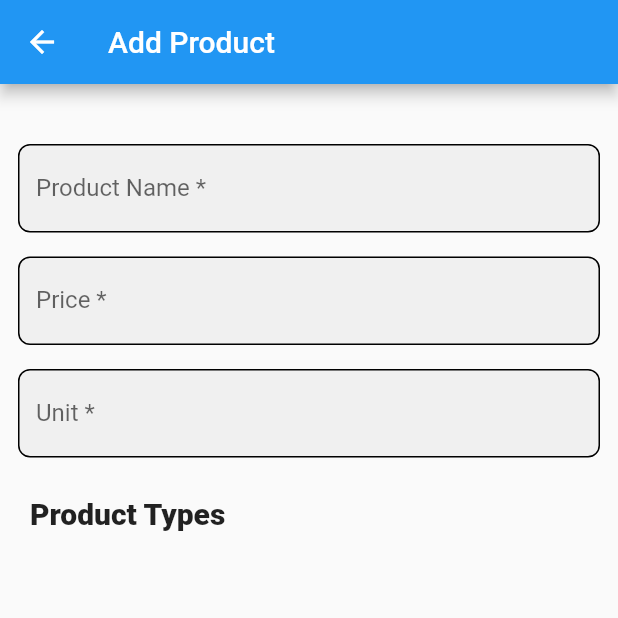
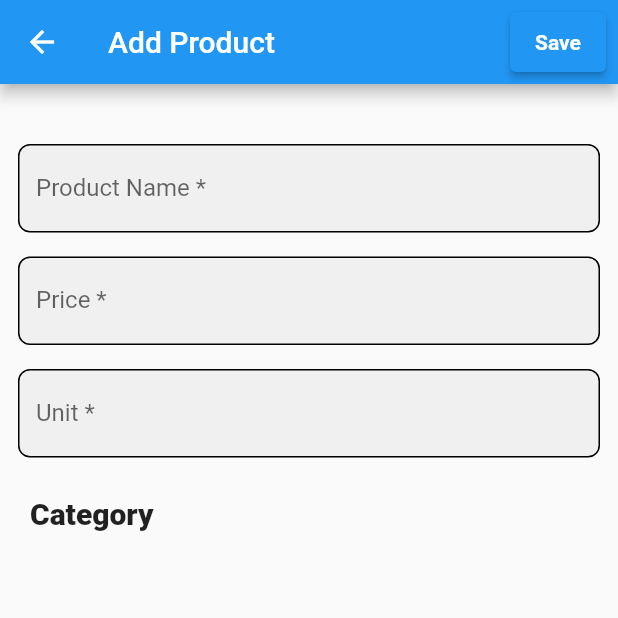
Before and after one commit to gfrednand/inventory_keeper, a Flutter app: the screen it shows after launch, after a tap on "Add", on a phone screen of 412 x 824 dp, the top half of it. Run offline on Flutter 3.47's test engine with Material 2 defaults, Android fonts, the phone set to English and light mode, and no system bars; our stand-ins replace cloud_firestore, firebase_core, get_it; accounts and stored records are empty.

Commit message:
some improvements

```diff
--- a/lib/main.dart
+++ b/lib/main.dart
@@ -3,13 +3,14 @@ import 'package:flutter/material.dart';
 import 'package:inventory_keeper/src/app.dart';
 import 'package:inventory_keeper/src/controllers/product_controller.dart';
 import 'package:inventory_keeper/src/controllers/product_type_controller.dart';
-import 'package:inventory_keeper/src/models/product_type.dart';
+import 'package:inventory_keeper/src/locator.dart';
 import 'package:inventory_keeper/src/settings/settings_controller.dart';
 import 'package:provider/provider.dart';
 
 Future<void> main() async {
   WidgetsFlutterBinding.ensureInitialized();
   await Firebase.initializeApp();
+  setupLocator();
   runApp(
     /// Providers are above [MyApp] instead of inside it, so that tests
     /// can use [MyApp] while mocking the providers
--- a/lib/src/api/firebase_repository.dart
+++ b/lib/src/api/firebase_repository.dart
@@ -87,8 +87,15 @@ class FireBaseRepository
   /// Fetching stream of data
   Stream<List<Map<String, dynamic>>> streamDataCollection() {
     final objs = <Map<String, dynamic>>[];
-    return ref!.snapshots(includeMetadataChanges: false).map((snapshot) {
-      for (final doc in snapshot.docs) {
+    return ref!.snapshots(includeMetadataChanges: false).map((asyncSnapshot) {
+      // final docSnapshot = asyncSnapshot.docChanges;
+      //  for (final change in docSnapshot) {
+      //    change.
+      //  }
+      // if (asyncSnapshot.docChanges.isNotEmpty) {}
+
+      for (final doc in asyncSnapshot.docs) {
+        // print('JAMANI ${doc.}');
         final obj = doc.data() as Map<String, dynamic>?;
         if (obj != null) {
           obj['id'] = doc.id;
@@ -99,3 +106,28 @@ class FireBaseRepository
     });
   }
 }
+
+
+        // final docSnapshot = asyncSnapshot.docChanges;
+
+
+        // for (final change in docSnapshot) {
+        //   final obj = change.doc.data() as Map<String, dynamic>?;
+        //   print('AAA ${change.doc.exists}');
+        //   if (obj != null) {
+        //     switch (change.type) {
+        //       case DocumentChangeType.added:
+        //         obj['id'] = change.doc.id;
+        //         obj['added'] = true;
+        //         objs.add(obj);
+        //         break;
+        //       case DocumentChangeType.modified:
+        //         obj['id'] = change.doc.id;
+        //         obj['modified'] = true;
+        //         objs.add(obj);
+        //         break;
+        //       case DocumentChangeType.removed:
+        //         break;
+        //     }
+        //   }
+        // }
--- a/lib/src/app.dart
+++ b/lib/src/app.dart
@@ -1,5 +1,7 @@
 import 'package:flutter/material.dart';
 import 'package:inventory_keeper/src/app_router.dart';
+import 'package:inventory_keeper/src/locator.dart';
+import 'package:inventory_keeper/src/services/navigation_service.dart';
 import 'package:inventory_keeper/src/settings/settings_controller.dart';
 import 'package:provider/provider.dart';
 
@@ -23,6 +25,7 @@ class MyApp extends StatelessWidget {
       restorationScopeId: 'app',
       // Remove debug banner
       debugShowCheckedModeBanner: false,
+      navigatorKey: locator<NavigationService>().navigatorKey,
       theme: ThemeData(
         visualDensity: VisualDensity.adaptivePlatformDensity,
       ),
--- a/lib/src/controllers/base_controller.dart
+++ b/lib/src/controllers/base_controller.dart
@@ -3,9 +3,22 @@ import 'package:flutter/material.dart';
 ///
 class BaseController with ChangeNotifier {
   bool _busy = false;
+  String? _errorMessage;
 
   /// Is busy
   bool get busy => _busy;
+
+  ///
+  String? get errorMessage => _errorMessage;
+
+  ///
+  bool get hasErrorMessage => _errorMessage != null && _errorMessage != '';
+
+  ///
+  void setErrorMessage(String? message) {
+    _errorMessage = message;
+    notifyListeners();
+  }
 
   /// Set Busy Status
   set busy(bool value) {
--- a/lib/src/controllers/product_controller.dart
+++ b/lib/src/controllers/product_controller.dart
@@ -1,16 +1,16 @@
 import 'package:flutter/material.dart';
 import 'package:inventory_keeper/src/api/firebase_repository.dart';
 import 'package:inventory_keeper/src/controllers/base_controller.dart';
+import 'package:inventory_keeper/src/locator.dart';
 import 'package:inventory_keeper/src/models/product.dart';
 import 'package:inventory_keeper/src/models/product_type.dart';
+import 'package:inventory_keeper/src/services/navigation_service.dart';
 
 /// Product Controller
 class ProductController extends BaseController {
+  final NavigationService _navigationService = locator<NavigationService>();
   final FireBaseRepository _api = FireBaseRepository('products');
   List<Product> _productList = [];
-
-  ProductType _type = ProductType(id: 'as', name: 'Soft Drinks');
-  List<ProductType> _types = [];
 
   ///
   TextEditingController nameController = TextEditingController(),
@@ -22,20 +22,29 @@ class ProductController extends BaseController {
       priceFocusNode = FocusNode(),
       nameFocusNode = FocusNode();
 
-  /// Product categories
-  ProductType get type => _type;
-  set type(ProductType newType) {
-    _type = newType;
+  Product? _product;
+
+  /// Product
+  Product? get product => _product;
+  set product(Product? newproduct) {
+    _product = newproduct;
+    nameController.text = newproduct?.name ?? '';
+    priceController.text = (newproduct?.pricePerUnit ?? '').toString();
+    unitController.text = newproduct?.unit ?? '';
+    type = newproduct?.type;
     notifyListeners();
   }
 
-  /// Get products from current products state
-  List<ProductType> get types {
-    return [..._types];
-  }
+  ProductType? _type;
 
-  set types(List<ProductType> newTypes) {
-    _types = newTypes;
+  /// Product categories
+  ProductType? get type => _type;
+  set type(ProductType? newType) {
+    if (_type?.name == newType?.name) {
+      _type = null;
+    } else {
+      _type = newType;
+    }
     notifyListeners();
   }
 
@@ -62,39 +71,68 @@ class ProductController extends BaseController {
   }
 
   /// Add a product to a current products state
-  Future<void> addProduct(Product newProduct) async {
+  Future<void> addProduct() async {
     busy = true;
+    var newProduct = generateProduct();
+    busy = true;
+    newProduct = newProduct.copyWith(createdAt: DateTime.now());
     final success = await _api.addOne(newProduct.toMap());
     busy = false;
-    if (success) _productList.add(newProduct);
-    notifyListeners();
+    resetValues(success);
   }
 
   /// Update a product to a current products state
-  Future<void> updateProduct(Product updateProduct) async {
+  Future<void> updateProduct() async {
+    var updateProduct = generateProduct();
     busy = true;
+    updateProduct =
+        updateProduct.copyWith(id: product!.id, updatedAt: DateTime.now());
+    print(updateProduct.toMap());
     final success = await _api.updateOne(updateProduct.toMap());
     busy = false;
-    if (success) _productList.add(updateProduct);
-    notifyListeners();
+    resetValues(success);
   }
 
   /// Remove product from a current products state
-  Future<void> removeProduct(Product product) async {
+  Future<void> removeProduct() async {
     busy = true;
-    final success = await _api.removeOne(product.toMap());
+    final success = await _api.removeOne(product!.toMap());
     busy = false;
-    if (success) {
-      final index = _productList.indexWhere((p) => p.id == product.id);
-      _productList.removeAt(index);
-    }
-    notifyListeners();
+    resetValues(success);
   }
 
   /// Fetching stream of data
   Stream<List<Product>> fetchProductsAsStream() {
     return _api.streamDataCollection().map(
-          (maps) => maps.map(Product.fromMap).toList(),
+          (maps) => maps.map((item) {
+            return Product.fromMap(item);
+          }).toList(),
         );
   }
+
+  ///
+  Product generateProduct() {
+    final newProduct = Product(
+      name: nameController.text,
+      unit: unitController.text,
+      type: type,
+      pricePerUnit: double.parse(priceController.text),
+    );
+    return newProduct;
+  }
+
+  ///
+  void resetValues(bool success) {
+    if (success) {
+      nameController.text = '';
+      unitController.text = '';
+      priceController.text = '';
+      type = null;
+      product = null;
+      _navigationService.goBack();
+      setErrorMessage(null);
+    } else {
+      setErrorMessage('Error has occured');
+    }
+  }
 }
--- /dev/null
+++ b/lib/src/locator.dart
@@ -0,0 +1,10 @@
+import 'package:get_it/get_it.dart';
+import 'package:inventory_keeper/src/services/navigation_service.dart';
+
+/// This is our global ServiceLocator
+GetIt locator = GetIt.instance;
+
+/// Locators Settings
+void setupLocator() {
+  locator.registerLazySingleton(NavigationService.new);
+}
--- a/lib/src/models/product.dart
+++ b/lib/src/models/product.dart
@@ -98,9 +98,9 @@ class Product {
   Product copyWith({
     String? id,
     String? description,
-    required String name,
-    required String unit,
-    required double pricePerUnit,
+    String? name,
+    String? unit,
+    double? pricePerUnit,
     DateTime? createdAt,
     DateTime? updatedAt,
     DateTime? expireDate,
@@ -112,9 +112,9 @@ class Product {
         createdAt: createdAt ?? this.createdAt,
         updatedAt: updatedAt ?? this.updatedAt,
         expireDate: expireDate ?? this.expireDate,
-        name: name,
-        unit: unit,
-        pricePerUnit: pricePerUnit,
+        name: name ?? this.name,
+        unit: unit ?? this.unit,
+        pricePerUnit: pricePerUnit ?? this.pricePerUnit,
         type: type ?? this.type,
       );
 
--- a/lib/src/product_type/product_type_list_view.dart
+++ b/lib/src/product_type/product_type_list_view.dart
@@ -64,11 +64,9 @@ class ProductTypeListView extends StatelessWidget {
                 if (snapshot.hasData) {
                   final data = snapshot.data;
 
-                  controller.productTypes = data!;
-
                   return ListView.builder(
                     restorationId: 'productTypeListView',
-                    itemCount: data.length,
+                    itemCount: data!.length,
                     itemBuilder: (BuildContext context, int index) {
                       final item = data[index];
                       return ListTile(
--- /dev/null
+++ b/lib/src/product_type/product_types_selector.dart
@@ -0,0 +1,97 @@
+import 'package:flutter/material.dart';
+import 'package:inventory_keeper/src/controllers/product_controller.dart';
+import 'package:inventory_keeper/src/controllers/product_type_controller.dart';
+import 'package:inventory_keeper/src/models/product_type.dart';
+import 'package:inventory_keeper/src/product_type/product_type_list_view.dart';
+import 'package:provider/provider.dart';
+
+///
+class ProductTypesSelector extends StatelessWidget {
+  ///
+  const ProductTypesSelector({
+    Key? key,
+  }) : super(key: key);
+
+  ///
+
+  @override
+  Widget build(BuildContext context) {
+    final productTypeController = context.watch<ProductTypeController>();
+    final controller = context.watch<ProductController>();
+
+    return Column(
+      children: [
+        SizedBox(
+          width: double.infinity,
+          child: Padding(
+            padding: const EdgeInsets.only(
+              left: 8,
+              top: 10,
+              bottom: 16,
+            ),
+            child: GestureDetector(
+              onTap: () {
+                Navigator.pushNamed(
+                  context,
+                  ProductTypeListView.routeName,
+                );
+              },
+              child: const Text(
+                'Category',
+                style: TextStyle(
+                  fontWeight: FontWeight.w800,
+                  fontSize: 20,
+                ),
+              ),
+            ),
+          ),
+        ),
+        SizedBox(
+          height: 30,
+          child: StreamBuilder(
+            stream: productTypeController.fetchProductTypesAsStream(),
+            builder: (context, AsyncSnapshot<List<ProductType>> snapshot) {
+              List<ProductType>? data = [];
+              if (snapshot.hasData) {
+                data = snapshot.data;
+                return ListView.separated(
+                  itemCount: data!.length,
+                  scrollDirection: Axis.horizontal,
+                  itemBuilder: (ctx, index) {
+                    final type = data![index];
+                    return GestureDetector(
+                      onTap: () {
+                        controller.type = type;
+                      },
+                      child: Container(
+                        alignment: Alignment.center,
+                        decoration: BoxDecoration(
+                          borderRadius: BorderRadius.circular(20),
+                          color: controller.type?.id == type.id
+                              ? const Color.fromARGB(170, 144, 202, 249)
+                              : const Color.fromARGB(84, 158, 158, 158),
+                        ),
+                        child: Padding(
+                          padding: const EdgeInsets.symmetric(horizontal: 8),
+                          child: Text(
+                            data[index].name,
+                          ),
+                        ),
+                      ),
+                    );
+                  },
+                  separatorBuilder: (BuildContext context, int index) =>
+                      const SizedBox(
+                    width: 8,
+                  ),
+                );
+              } else {
+                return Container();
+              }
+            },
+          ),
+        ),
+      ],
+    );
+  }
+}
--- a/lib/src/products/add_product.dart
+++ b/lib/src/products/add_product.dart
@@ -3,6 +3,7 @@ import 'package:inventory_keeper/src/controllers/product_controller.dart';
 import 'package:inventory_keeper/src/controllers/product_type_controller.dart';
 import 'package:inventory_keeper/src/models/product_type.dart';
 import 'package:inventory_keeper/src/product_type/product_type_list_view.dart';
+import 'package:inventory_keeper/src/product_type/product_types_selector.dart';
 import 'package:inventory_keeper/src/widgets/custom_form_field.dart';
 import 'package:provider/provider.dart';
 
@@ -15,12 +16,56 @@ class AddProduct extends StatelessWidget {
   static const routeName = '/addProduct';
   @override
   Widget build(BuildContext context) {
-    final productTypeController = context.watch<ProductTypeController>();
     final _formKey = GlobalKey<FormState>();
     final controller = context.watch<ProductController>();
     return Scaffold(
       appBar: AppBar(
         title: const Text('Add Product'),
+        actions: [
+          if (controller.busy)
+            const Center(child: CircularProgressIndicator())
+          else
+            Container(),
+          if (controller.product == null)
+            Container()
+          else
+            Padding(
+              padding: const EdgeInsets.all(8),
+              child: controller.busy
+                  ? Container()
+                  : ElevatedButton(
+                      style: ElevatedButton.styleFrom(
+                        primary: Colors.red,
+                        padding: const EdgeInsets.symmetric(horizontal: 14),
+                        textStyle: const TextStyle(fontWeight: FontWeight.bold),
+                      ),
+                      onPressed: controller.removeProduct,
+                      child: const Text('Delete'),
+                    ),
+            ),
+          Padding(
+            padding: const EdgeInsets.all(8),
+            child: controller.busy
+                ? Container()
+                : ElevatedButton(
+                    style: ElevatedButton.styleFrom(
+                      // primary: Colors.red,
+                      padding: const EdgeInsets.symmetric(horizontal: 14),
+                      textStyle: const TextStyle(fontWeight: FontWeight.bold),
+                    ),
+                    onPressed: () {
+                      if (_formKey.currentState!.validate()) {
+                        if (controller.product!.id != null) {
+                          controller.updateProduct();
+                        } else {
+                          controller.addProduct();
+                        }
+                      }
+                    },
+                    child: const Text('Save'),
+                  ),
+          )
+        ],
       ),
       body: Padding(
         padding: const EdgeInsets.only(top: 24, left: 12, right: 12),
@@ -38,7 +83,7 @@ class AddProduct extends StatelessWidget {
                   label: 'Product Name *',
                   hint: '',
                   validator: (value) {
-                    if (value == null) {
+                    if (value == null || value == '') {
                       return 'Please provide product name';
                     }
                     return null;
@@ -57,7 +102,7 @@ class AddProduct extends StatelessWidget {
                   label: 'Price *',
                   hint: '',
                   validator: (value) {
-                    if (value == null) {
+                    if (value == null || value == '') {
                       return 'Please provide product price';
                     }
                     return null;
@@ -72,7 +117,7 @@ class AddProduct extends StatelessWidget {
                   label: 'Unit *',
                   hint: 'Crate/ Kg/ ...',
                   validator: (value) {
-                    if (value == null) {
+                    if (value == null || value == '') {
                       return 'Please provide product unit';
                     }
                     return null;
@@ -81,100 +126,19 @@ class AddProduct extends StatelessWidget {
                   focusNode: controller.unitFocusNode,
                 ),
                 const SizedBox(height: 16),
-                SizedBox(
-                  width: double.infinity,
-                  child: Padding(
-                    padding: const EdgeInsets.only(
-                      left: 8,
-                      top: 10,
-                      bottom: 16,
+                const ProductTypesSelector(),
+                const SizedBox(height: 16),
+                if (controller.hasErrorMessage)
+                  Text(
+                    controller.errorMessage!,
+                    style: TextStyle(
+                      color: Colors.red[800],
+                      fontSize: 20,
+                      fontWeight: FontWeight.w300,
                     ),
-                    child: GestureDetector(
-                      onTap: () {
-                        Navigator.pushNamed(
-                          context,
-                          ProductTypeListView.routeName,
-                        );
-                      },
-                      child: const Text(
-                        'Product Types',
-                        style: TextStyle(
-                          fontWeight: FontWeight.w800,
-                          fontSize: 20,
-                        ),
-                      ),
-                    ),
-                  ),
-                ),
-                SizedBox(
-                  height: 50,
-                  child: StreamBuilder(
-                    stream: productTypeController.fetchProductTypesAsStream(),
-                    builder:
-                        (context, AsyncSnapshot<List<ProductType>> snapshot) {
-                      List<ProductType>? data = [];
-                      if (snapshot.hasData) {
-                        data = snapshot.data;
-                        return ListView.separated(
-                          itemCount: data!.length,
-                          scrollDirection: Axis.horizontal,
-                          itemBuilder: (ctx, index) {
-                            final type = data![index];
-                            return GestureDetector(
-                              onTap: () {
-                                productTypeController.selectedType = type;
-                              },
-                              child: Container(
-                                alignment: Alignment.center,
-                                decoration: BoxDecoration(
-                                  borderRadius: BorderRadius.circular(20),
-                                  color: productTypeController
-                                              .selectedType?.id ==
-                                          type.id
-                                      ? const Color.fromARGB(170, 144, 202, 249)
-                                      : const Color.fromARGB(84, 158, 158, 158),
-                                ),
-                                child: Padding(
-                                  padding:
-                                      const EdgeInsets.symmetric(horizontal: 8),
-                                  child: Text(
-                                    data[index].name,
-                                  ),
-                                ),
-                              ),
-                            );
-                          },
-                          separatorBuilder: (BuildContext context, int index) =>
-                              const SizedBox(
-                            width: 8,
-                          ),
-                        );
-                      } else {
-                        return Container();
-                      }
-                    },
-                  ),
-                ),
-                // DropdownButtonFormField<ProductType>(
-                //   decoration: const InputDecoration(
-                //     border: OutlineInputBorder(),
-                //     labelText: 'Product Type',
-                //   ),
-                //   items: controller.types.map((v) {
-                //     return DropdownMenuItem<ProductType>(
-                //       value: v,
-                //       child: Text(v.name),
-                //     );
-                //   }).toList(),
-                //   validator: (value) {
-                //     if (value == null) {
-                //       return 'Please select a product type';
-                //     }
-                //     return null;
-                //   },
-                //   value: controller.type,
-                //   onChanged: (type) => controller.type = type!,
-                // ),
+                  )
+                else
+                  Container(),
               ],
             ),
           ),
--- a/lib/src/products/product_list_view.dart
+++ b/lib/src/products/product_list_view.dart
@@ -1,8 +1,8 @@
 import 'package:flutter/material.dart';
 import 'package:inventory_keeper/src/controllers/product_controller.dart';
 import 'package:inventory_keeper/src/models/product.dart';
+import 'package:inventory_keeper/src/product_type/product_types_selector.dart';
 import 'package:inventory_keeper/src/products/add_product.dart';
-import 'package:inventory_keeper/src/products/product_details_view.dart';
 import 'package:inventory_keeper/src/settings/settings_view.dart';
 import 'package:provider/provider.dart';
 
@@ -45,7 +45,14 @@ class ProductListView extends StatelessWidget {
       // In contrast to the default ListView constructor, which requires
       // building all Widgets up front, the ListView.builder constructor lazily
       // builds Widgets as they’re scrolled into view.
-      body: StreamBuilder<List<Product>>(
+      body: Column(
+        children: [
+          const Padding(
+            padding: EdgeInsets.all(8),
+            child: ProductTypesSelector(),
+          ),
+          Expanded(
+            child: StreamBuilder<List<Product>>(
               stream: controller.fetchProductsAsStream(),
               builder: (context, snapshot) {
                 if (snapshot.hasError) {
@@ -57,7 +64,13 @@ class ProductListView extends StatelessWidget {
                   );
                 }
                 if (snapshot.hasData) {
-            final data = snapshot.data;
+                  var data = snapshot.data;
+                  if (controller.type != null) {
+                    data = data!
+                        .where((p) => p.type?.name == controller.type?.name)
+                        .toList();
+                  }
+
                   return ListView.builder(
                     // Providing a restorationId allows the ListView to restore the
                     // scroll position when a user leaves and returns to the app after
@@ -65,7 +78,7 @@ class ProductListView extends StatelessWidget {
                     restorationId: 'productListView',
                     itemCount: data!.length,
                     itemBuilder: (BuildContext context, int index) {
-                final item = data[index];
+                      final item = data![index];
                       return ListTile(
                         title: Text(item.name),
                         leading: const CircleAvatar(
@@ -76,9 +89,11 @@ class ProductListView extends StatelessWidget {
                           // Navigate to the details page. If the user leaves and
                           // returns to the app after it has been killed while running
                           // in the background, the navigation stack is restored.
+
+                          controller.product = data![index];
                           Navigator.restorablePushNamed(
                             context,
-                      ProductDetailsView.routeName,
+                            AddProduct.routeName,
                           );
                         },
                       );
@@ -94,6 +109,9 @@ class ProductListView extends StatelessWidget {
                 }
               },
             ),
+          ),
+        ],
+      ),
       floatingActionButton: FloatingActionButton.extended(
         onPressed: () {
           Navigator.restorablePushNamed(
--- /dev/null
+++ b/lib/src/services/navigation_service.dart
@@ -0,0 +1,18 @@
+import 'package:flutter/material.dart';
+
+///
+class NavigationService {
+  ///
+  final GlobalKey<NavigatorState> navigatorKey = GlobalKey<NavigatorState>();
+
+  ///
+  Future<Object?>? navigateTo(String routeName, {dynamic arguments}) {
+    return navigatorKey.currentState
+        ?.pushNamed(routeName, arguments: arguments);
+  }
+
+  ///
+  void goBack() {
+    return navigatorKey.currentState?.pop();
+  }
+}
--- a/pubspec.yaml
+++ b/pubspec.yaml
@@ -20,6 +20,8 @@ dependencies:
   provider: ^6.0.2
   cloud_firestore: ^3.1.13
   firebase_core: ^1.15.0
+  get_it: ^7.2.0
+  uuid: ^3.0.6
 
 dev_dependencies:
   flutter_test:
```
Also changed, not shown: lib/src/controllers/product_type_controller.dart (+3 -17 lines), pubspec.lock. Lines whose indentation alone changed are shown as unchanged.
